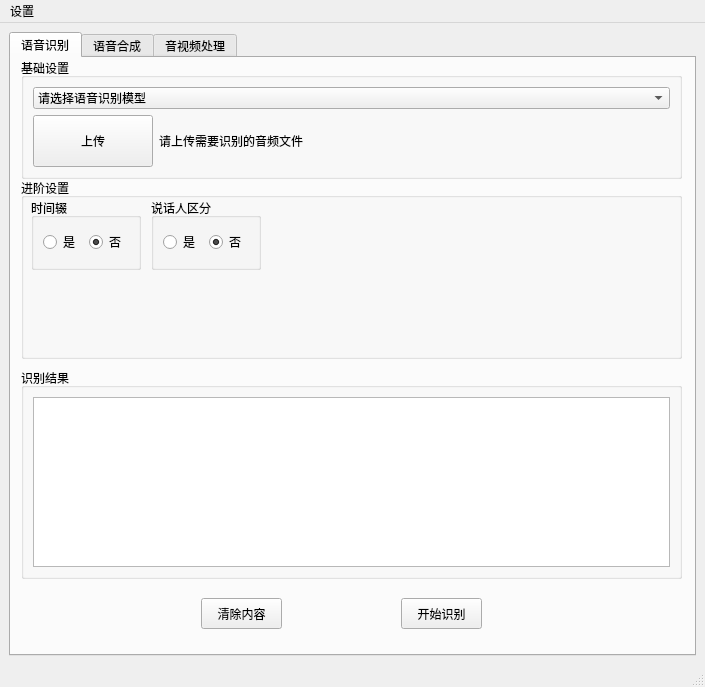
First picture: the form in FunASR-GUI/src/ui/main.ui, repository boomytc/FunASR-GUI, before the edit.
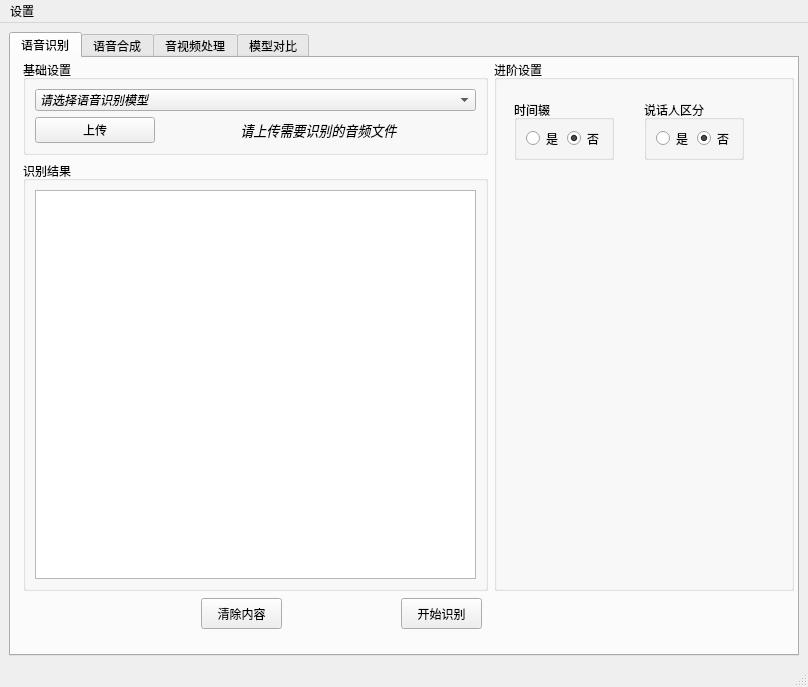
Second picture: the form after the edit.

Commit message: 修改ui布局，删除多余函数

The edit to the form file:
```diff
--- a/FunASR-GUI/src/ui/main.ui
+++ b/FunASR-GUI/src/ui/main.ui
@@ -6,7 +6,7 @@
    <rect>
     <x>0</x>
     <y>0</y>
-    <width>705</width>
+    <width>808</width>
     <height>687</height>
    </rect>
   </property>
@@ -24,28 +24,50 @@
        <attribute name="title">
         <string>语音识别</string>
        </attribute>
+       <widget class="QPushButton" name="btn_asr_clear">
+        <property name="geometry">
+         <rect>
+          <x>190</x>
+          <y>540</y>
+          <width>81</width>
+          <height>31</height>
+         </rect>
+        </property>
+        <property name="text">
+         <string>清除内容</string>
+        </property>
+       </widget>
+       <widget class="QPushButton" name="btn_asr">
+        <property name="geometry">
+         <rect>
+          <x>390</x>
+          <y>540</y>
+          <width>81</width>
+          <height>31</height>
+         </rect>
+        </property>
+        <property name="text">
+         <string>开始识别</string>
+        </property>
+       </widget>
+       <widget class="QWidget" name="">
+        <property name="geometry">
+         <rect>
+          <x>12</x>
+          <y>2</y>
+          <width>771</width>
+          <height>531</height>
+         </rect>
+        </property>
+        <layout class="QHBoxLayout" name="horizontalLayout_2">
+         <item>
+          <layout class="QVBoxLayout" name="verticalLayout">
+           <item>
        <widget class="QGroupBox" name="groupBox">
-        <property name="geometry">
-         <rect>
-          <x>10</x>
-          <y>0</y>
-          <width>661</width>
-          <height>121</height>
-         </rect>
-        </property>
         <property name="title">
          <string>基础设置</string>
         </property>
         <layout class="QGridLayout" name="gridLayout_2">
-         <item row="0" column="0">
-          <widget class="QComboBox" name="combox_modelSelect">
-           <item>
-            <property name="text">
-             <string>请选择语音识别模型</string>
-            </property>
-           </item>
-          </widget>
-         </item>
          <item row="1" column="0">
           <layout class="QHBoxLayout" name="horizontalLayout">
            <item>
@@ -63,24 +85,42 @@
            </item>
            <item>
             <widget class="QLabel" name="label_audioname">
+                  <property name="font">
+                   <font>
+                    <pointsize>10</pointsize>
+                    <italic>true</italic>
+                    <bold>false</bold>
+                   </font>
+                  </property>
              <property name="text">
               <string>请上传需要识别的音频文件</string>
              </property>
+                  <property name="alignment">
+                   <set>Qt::AlignmentFlag::AlignCenter</set>
+                  </property>
             </widget>
            </item>
           </layout>
          </item>
-        </layout>
-       </widget>
+              <item row="0" column="0">
+               <widget class="QComboBox" name="combox_modelSelect">
+                <property name="font">
+                 <font>
+                  <italic>true</italic>
+                 </font>
+                </property>
+                <item>
+                 <property name="text">
+                  <string>请选择语音识别模型</string>
+                 </property>
+                </item>
+               </widget>
+              </item>
+             </layout>
+            </widget>
+           </item>
+           <item>
        <widget class="QGroupBox" name="groupBox_2">
-        <property name="geometry">
-         <rect>
-          <x>10</x>
-          <y>310</y>
-          <width>661</width>
-          <height>211</height>
-         </rect>
-        </property>
         <property name="title">
          <string>识别结果</string>
         </property>
@@ -94,27 +134,16 @@
          </item>
         </layout>
        </widget>
-       <widget class="QPushButton" name="btn_asr_clear">
-        <property name="geometry">
-         <rect>
-          <x>190</x>
-          <y>540</y>
-          <width>81</width>
-          <height>31</height>
-         </rect>
-        </property>
-        <property name="text">
-         <string>清除内容</string>
-        </property>
-       </widget>
+           </item>
+          </layout>
+         </item>
+         <item>
        <widget class="QGroupBox" name="groupBox_3">
-        <property name="geometry">
-         <rect>
-          <x>10</x>
-          <y>120</y>
-          <width>661</width>
-          <height>181</height>
-         </rect>
+           <property name="minimumSize">
+            <size>
+             <width>300</width>
+             <height>120</height>
+            </size>
         </property>
         <property name="title">
          <string>进阶设置</string>
@@ -122,12 +151,24 @@
         <widget class="QGroupBox" name="groupBox_4">
          <property name="geometry">
           <rect>
-           <x>10</x>
-           <y>20</y>
-           <width>110</width>
-           <height>72</height>
-          </rect>
-         </property>
+              <x>20</x>
+              <y>40</y>
+              <width>100</width>
+              <height>60</height>
+             </rect>
+            </property>
+            <property name="minimumSize">
+             <size>
+              <width>50</width>
+              <height>60</height>
+             </size>
+            </property>
+            <property name="maximumSize">
+             <size>
+              <width>100</width>
+              <height>80</height>
+             </size>
+            </property>
          <property name="title">
           <string>时间辍</string>
          </property>
@@ -154,12 +195,24 @@
         <widget class="QGroupBox" name="groupBox_5">
          <property name="geometry">
           <rect>
-           <x>130</x>
-           <y>20</y>
-           <width>110</width>
-           <height>72</height>
-          </rect>
-         </property>
+              <x>150</x>
+              <y>40</y>
+              <width>100</width>
+              <height>60</height>
+             </rect>
+            </property>
+            <property name="minimumSize">
+             <size>
+              <width>50</width>
+              <height>60</height>
+             </size>
+            </property>
+            <property name="maximumSize">
+             <size>
+              <width>100</width>
+              <height>80</height>
+             </size>
+            </property>
          <property name="title">
           <string>说话人区分</string>
          </property>
@@ -184,18 +237,8 @@
          </layout>
         </widget>
        </widget>
-       <widget class="QPushButton" name="btn_asr">
-        <property name="geometry">
-         <rect>
-          <x>390</x>
-          <y>540</y>
-          <width>81</width>
-          <height>31</height>
-         </rect>
-        </property>
-        <property name="text">
-         <string>开始识别</string>
-        </property>
+         </item>
+        </layout>
        </widget>
       </widget>
       <widget class="QWidget" name="tab_tts">
@@ -260,6 +303,11 @@
         <string>音视频处理</string>
        </attribute>
       </widget>
+      <widget class="QWidget" name="tab_asrModelCompare">
+       <attribute name="title">
+        <string>模型对比</string>
+       </attribute>
+      </widget>
      </widget>
     </item>
    </layout>
@@ -269,7 +317,7 @@
     <rect>
      <x>0</x>
      <y>0</y>
-     <width>705</width>
+     <width>808</width>
      <height>27</height>
     </rect>
    </property>
```
Lines whose indentation alone changed are shown as unchanged. The commit also changes 2 other files.
